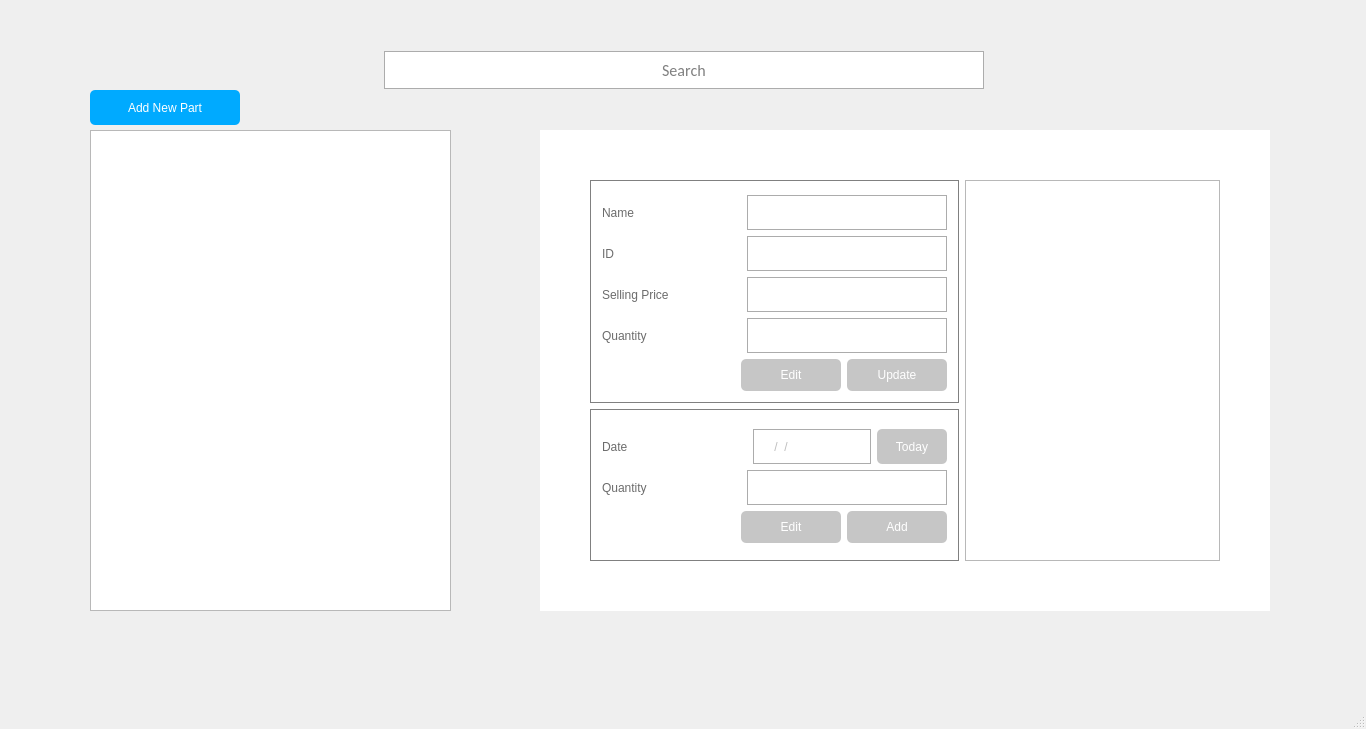
Old version of the form partstore.ui in the repository RajivSah/Project.
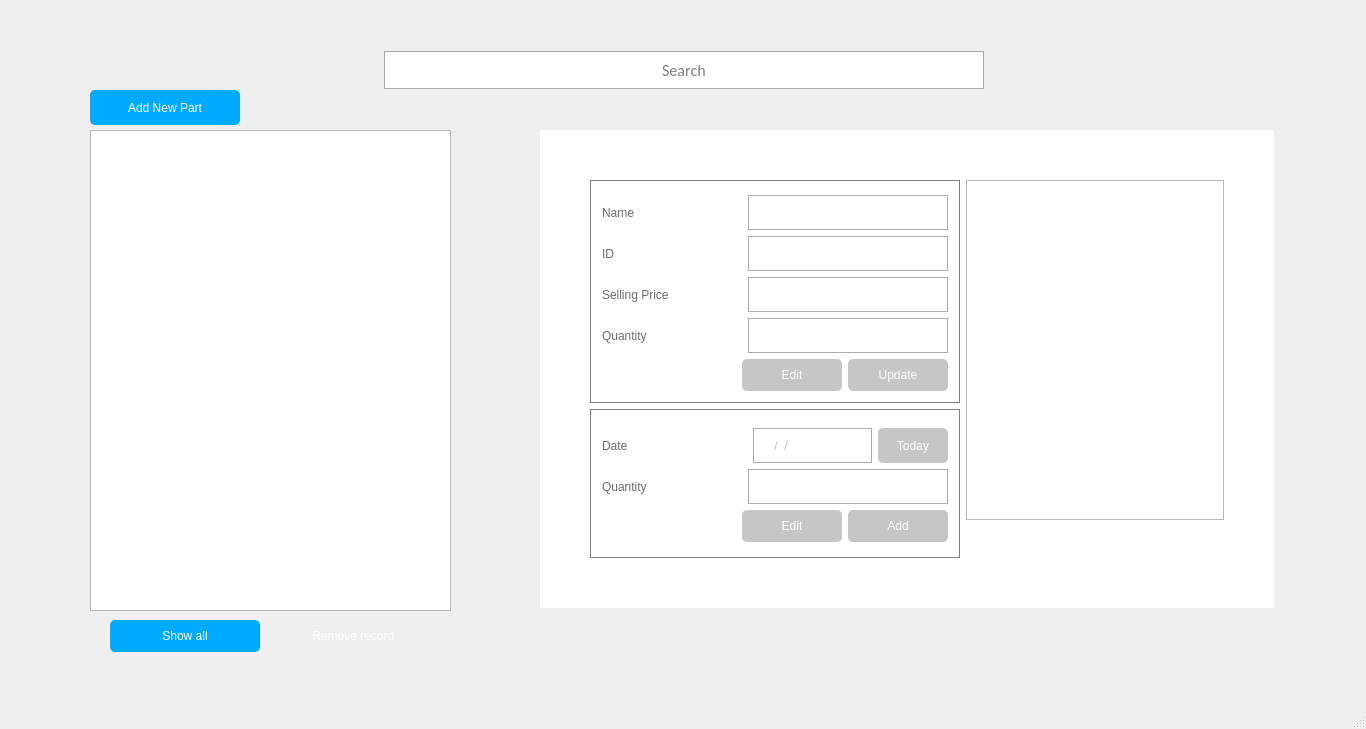
New version of the form.

```diff
--- a/partstore.ui
+++ b/partstore.ui
@@ -53,8 +53,8 @@
      <rect>
       <x>540</x>
       <y>130</y>
-      <width>730</width>
-      <height>481</height>
+      <width>734</width>
+      <height>478</height>
      </rect>
     </property>
     <property name="styleSheet">
@@ -67,23 +67,13 @@
     <property name="title">
      <string/>
     </property>
-    <widget class="QTableView" name="tableView_Detail">
-     <property name="geometry">
-      <rect>
-       <x>425</x>
-       <y>50</y>
-       <width>255</width>
-       <height>381</height>
-      </rect>
-     </property>
-    </widget>
-    <widget class="QWidget" name="">
+    <widget class="QWidget" name="layoutWidget">
      <property name="geometry">
       <rect>
        <x>50</x>
        <y>50</y>
-       <width>369</width>
-       <height>381</height>
+       <width>370</width>
+       <height>378</height>
       </rect>
      </property>
      <layout class="QVBoxLayout" name="verticalLayout_3">
@@ -590,6 +580,87 @@
       </item>
      </layout>
     </widget>
+    <widget class="QWidget" name="">
+     <property name="geometry">
+      <rect>
+       <x>426</x>
+       <y>50</y>
+       <width>258</width>
+       <height>378</height>
+      </rect>
+     </property>
+     <layout class="QVBoxLayout" name="verticalLayout_7">
+      <item>
+       <widget class="QTableView" name="tableView_Detail">
+        <property name="sizePolicy">
+         <sizepolicy hsizetype="Expanding" vsizetype="Expanding">
+          <horstretch>0</horstretch>
+          <verstretch>0</verstretch>
+         </sizepolicy>
+        </property>
+        <property name="minimumSize">
+         <size>
+          <width>0</width>
+          <height>336</height>
+         </size>
+        </property>
+       </widget>
+      </item>
+      <item>
+       <layout class="QHBoxLayout" name="horizontalLayout_19">
+        <item>
+         <spacer name="horizontalSpacer_21">
+          <property name="orientation">
+           <enum>Qt::Horizontal</enum>
+          </property>
+          <property name="sizeHint" stdset="0">
+           <size>
+            <width>40</width>
+            <height>20</height>
+           </size>
+          </property>
+         </spacer>
+        </item>
+        <item>
+         <widget class="QPushButton" name="removeentrypushButton_4">
+          <property name="minimumSize">
+           <size>
+            <width>150</width>
+            <height>32</height>
+           </size>
+          </property>
+          <property name="maximumSize">
+           <size>
+            <width>120</width>
+            <height>16777215</height>
+           </size>
+          </property>
+          <property name="styleSheet">
+           <string notr="true">QPushButton:hover
+{
+background-color: rgb(182, 0, 0);
+
+}
+
+QPushButton 
+{
+     font: 75  14pt &quot;Calibri&quot;;
+	background-color: rgbrgb(255, 0, 0);
+	
+	color: rgb(255, 255, 255);
+
+	border-radius: 5px;
+}</string>
+          </property>
+          <property name="text">
+           <string>Remove Stock</string>
+          </property>
+         </widget>
+        </item>
+       </layout>
+      </item>
+     </layout>
+    </widget>
    </widget>
    <widget class="QPushButton" name="pushButton">
     <property name="geometry">
@@ -728,6 +799,85 @@
      </item>
     </layout>
    </widget>
+   <widget class="QPushButton" name="showallpushButton_3">
+    <property name="geometry">
+     <rect>
+      <x>110</x>
+      <y>620</y>
+      <width>150</width>
+      <height>32</height>
+     </rect>
+    </property>
+    <property name="minimumSize">
+     <size>
+      <width>150</width>
+      <height>32</height>
+     </size>
+    </property>
+    <property name="styleSheet">
+     <string notr="true">QPushButton:hover
+{
+background-color: rgb(0, 85, 255);
+
+}
+
+QPushButton 
+{
+     font: 75  14pt &quot;Calibri&quot;;
+	background-color: rgb(0, 170, 255);
+	
+	color: rgb(255, 255, 255);
+
+	border-radius: 5px;
+}</string>
+    </property>
+    <property name="text">
+     <string>Show all</string>
+    </property>
+   </widget>
+   <widget class="QPushButton" name="removerecordspushButton_5">
+    <property name="geometry">
+     <rect>
+      <x>280</x>
+      <y>620</y>
+      <width>150</width>
+      <height>32</height>
+     </rect>
+    </property>
+    <property name="minimumSize">
+     <size>
+      <width>150</width>
+      <height>32</height>
+     </size>
+    </property>
+    <property name="styleSheet">
+     <string notr="true">QPushButton:hover
+{
+background-color: rgb(182, 0, 0);
+
+}
+
+QPushButton 
+{
+     font: 75  14pt &quot;Calibri&quot;;
+	background-color: rgbrgb(255, 0, 0);
+	
+	color: rgb(255, 255, 255);
+
+	border-radius: 5px;
+}</string>
+    </property>
+    <property name="text">
+     <string>Remove record </string>
+    </property>
+   </widget>
+   <zorder>groupBox_2</zorder>
+   <zorder>pushButton</zorder>
+   <zorder>tableView</zorder>
+   <zorder>layoutWidget</zorder>
+   <zorder>tableView_3</zorder>
+   <zorder>showallpushButton_3</zorder>
+   <zorder>removerecordspushButton_5</zorder>
   </widget>
   <widget class="QMenuBar" name="menubar">
    <property name="geometry">
```
